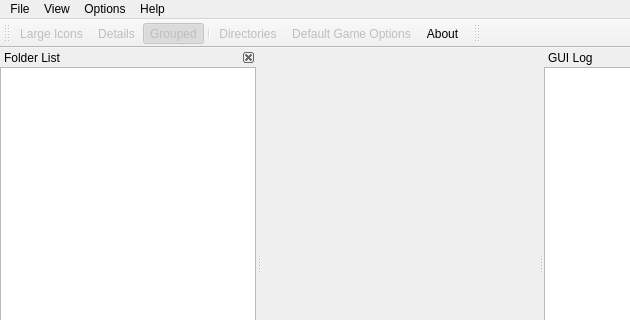
Above: trunk/qtui/mamepguimain.ui from svn2github/mameplus before the change; both pictures show x 0 to 630 and y 0 to 320 of the 800 by 500 pixel window. Below: the same form after it.
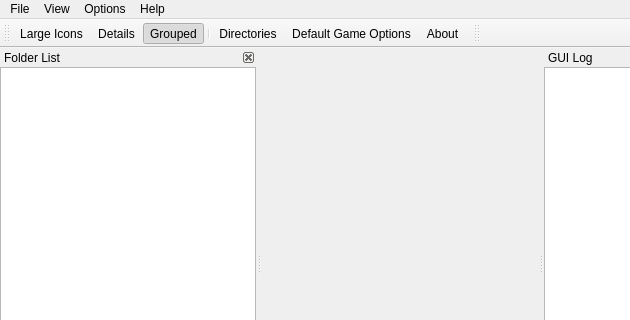
That is the form after the change. Icons and pictures are not drawn.

Commit message: -save settings when option dialog is closed -added play with inp/rec/sta/mng/wav -clear global/source bios setting

```diff
--- a/trunk/qtui/mamepguimain.ui
+++ b/trunk/qtui/mamepguimain.ui
@@ -176,13 +176,13 @@
    <attribute name="toolBarBreak">
     <bool>false</bool>
    </attribute>
-   <addaction name="actionLargeIcons"/>
-   <addaction name="actionDetails"/>
-   <addaction name="actionGrouped"/>
-   <addaction name="separator"/>
-   <addaction name="actionDirectories"/>
-   <addaction name="actionDefaultOptions"/>
-   <addaction name="actionAbout"/>
+   <addaction name="actionLargeIcons" />
+   <addaction name="actionDetails" />
+   <addaction name="actionGrouped" />
+   <addaction name="separator" />
+   <addaction name="actionDirectories" />
+   <addaction name="actionDefaultOptions" />
+   <addaction name="actionAbout" />
   </widget>
   <widget class="QToolBar" name="toolBarSearch">
    <property name="windowTitle">
@@ -252,12 +252,9 @@
     </layout>
    </widget>
   </widget>
-  <action name="actionDefaultOptions">
-   <property name="enabled">
-    <bool>false</bool>
-   </property>
-   <property name="icon">
-    <iconset resource="mamepguimain.qrc">
+  <action name="actionDefaultOptions" >
+   <property name="icon" >
+    <iconset resource="mamepguimain.qrc" >
      <normaloff>:/res/16x16/system-settings.png</normaloff>:/res/16x16/system-settings.png</iconset>
    </property>
    <property name="text">
@@ -300,11 +297,8 @@
    <property name="checkable">
     <bool>true</bool>
    </property>
-   <property name="enabled">
-    <bool>false</bool>
-   </property>
-   <property name="icon">
-    <iconset resource="mamepguimain.qrc">
+   <property name="icon" >
+    <iconset resource="mamepguimain.qrc" >
      <normaloff>:/res/mame32-view-detail.png</normaloff>:/res/mame32-view-detail.png</iconset>
    </property>
    <property name="text">
@@ -318,11 +312,8 @@
    <property name="checked">
     <bool>true</bool>
    </property>
-   <property name="enabled">
-    <bool>false</bool>
-   </property>
-   <property name="icon">
-    <iconset resource="mamepguimain.qrc">
+   <property name="icon" >
+    <iconset resource="mamepguimain.qrc" >
      <normaloff>:/res/mame32-view-group.png</normaloff>:/res/mame32-view-group.png</iconset>
    </property>
    <property name="text">
@@ -333,11 +324,8 @@
    <property name="checkable">
     <bool>true</bool>
    </property>
-   <property name="enabled">
-    <bool>false</bool>
-   </property>
-   <property name="icon">
-    <iconset resource="mamepguimain.qrc">
+   <property name="icon" >
+    <iconset resource="mamepguimain.qrc" >
      <normaloff>:/res/mame32-view-licon.png</normaloff>:/res/mame32-view-licon.png</iconset>
    </property>
    <property name="text">
@@ -462,12 +450,9 @@
     <string>Sort Descending</string>
    </property>
   </action>
-  <action name="actionDirectories">
-   <property name="enabled">
-    <bool>false</bool>
-   </property>
-   <property name="icon">
-    <iconset resource="mamepguimain.qrc">
+  <action name="actionDirectories" >
+   <property name="icon" >
+    <iconset resource="mamepguimain.qrc" >
      <normaloff>:/res/32x32/folder.png</normaloff>:/res/32x32/folder.png</iconset>
    </property>
    <property name="text">
```
Left out of the diff: 531 changed lines with no effect on the pictures. The commit also changes 16 other files.
